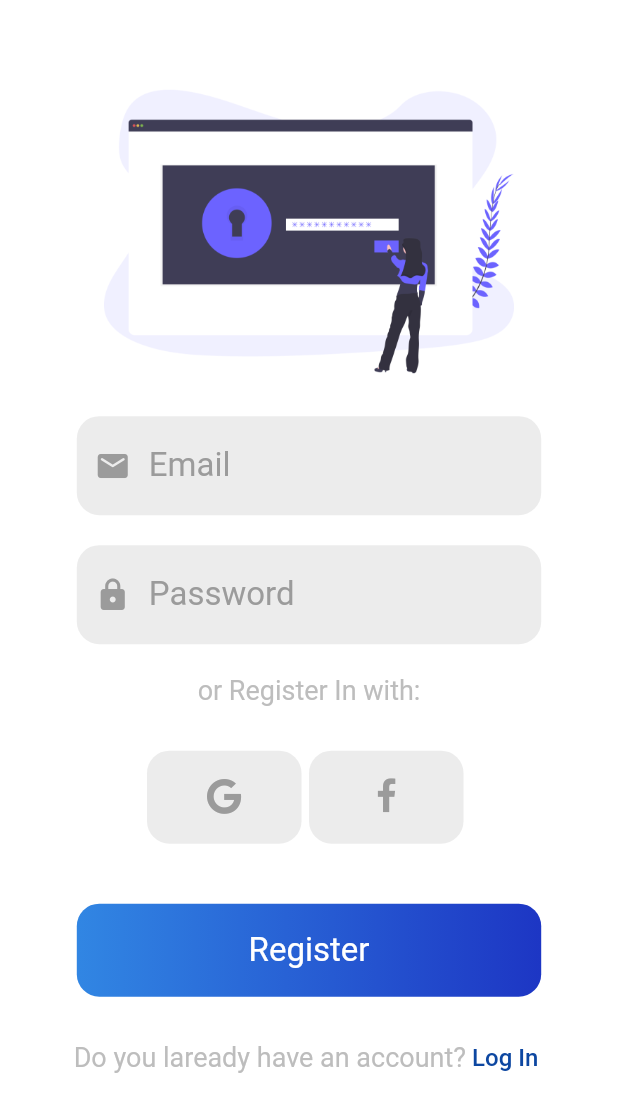
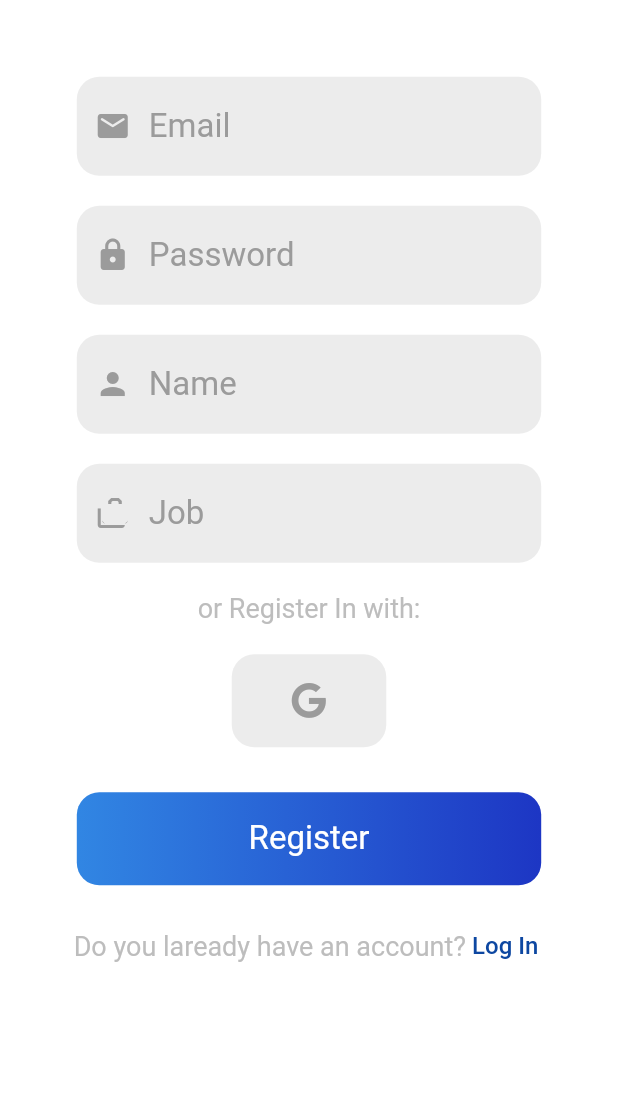
Before and after one commit to FEUP-ESOF-2020-21/open-cx-t6g3-its, a Flutter app: the screen it shows after launch, after a tap on "Sign Up", on a phone screen of 412 x 824 dp. Shown: the top 1112 px of the screen. Run offline on Flutter 3.47's test engine with Material 2 defaults, Android fonts, the phone set to English and light mode, and no system bars; our stand-ins replace cloud_firestore, firebase_auth, firebase_core, google_sign_in; missing offline and left inert: flutter_statusbarcolor; accounts and stored records are empty; network calls fail.

Commit message:
✨ Google auth done

```diff
--- a/whowhat/lib/pages/login.dart
+++ b/whowhat/lib/pages/login.dart
@@ -17,6 +17,22 @@ class _MyLoginState extends State<MyLogin> {
   final AuthService _auth = AuthService();
   final emailController = TextEditingController();
   final passwordController = TextEditingController();
+
+  checkSignIn() async {
+    dynamic result = await _auth.signInWithEmail(
+        emailController.text, passwordController.text);
+    if (result == null) {
+      print("Error signing in");
+    } else {
+      print('signed in');
+      print(result);
+      Navigator.push(
+          context,
+          MaterialPageRoute(
+            builder: (context) => MyMenu(),
+          ));
+    }
+  }
 
   @override
   Widget build(BuildContext context) {
@@ -63,10 +79,7 @@ class _MyLoginState extends State<MyLogin> {
                       )),
                   Padding(
                     padding: EdgeInsets.all(10),
-                      child: Row(
-                        mainAxisAlignment: MainAxisAlignment.center,
-                        children: <Widget>[
-                          Padding(
+                    child: Padding(
                       padding: EdgeInsets.all(5),
                       child: InkWell(
                           child: Container(
@@ -76,46 +89,20 @@ class _MyLoginState extends State<MyLogin> {
                               borderRadius: BorderRadius.circular(15),
                               color: Color(0xFFECECEC),
                             ),
-                                child: Icon(AppIcons.google,
-                                    color: Color(0xFF9B9B9B)),
+                            child:
+                                Icon(AppIcons.google, color: Color(0xFF9B9B9B)),
+                          ),
+                          onTap: () async {
+                            _auth.signInWithGoogle();
+                          }),
                     ),
                   ),
-                          ),
-                          Padding(
-                            padding: EdgeInsets.all(5),
-                            child: InkWell(
-                              child: Container(
-                                height: 62,
-                                width: MediaQuery.of(context).size.width * 0.25,
-                                decoration: BoxDecoration(
-                                  borderRadius: BorderRadius.circular(15),
-                                  color: Color(0xFFECECEC),
-                                ),
-                                child: Icon(AppIcons.facebook,
-                                    color: Color(0xFF9B9B9B)),
-                              ),
-                            ),
-                          ),
-                        ],
-                      )),
                   Padding(
                     padding: EdgeInsets.all(10),
                     child: GradientButton(
                       text: 'Sign In',
                       onPressed: () async {
-                        dynamic result = await _auth.signInWithEmail(
-                            emailController.text, passwordController.text);
-                        if (result == null) {
-                          print("Error signing in");
-                        } else {
-                          print('signed in');
-                          print(result);
-                          Navigator.push(
-                              context,
-                              MaterialPageRoute(
-                                builder: (context) => MyMenu(),
-                              ));
-                        }
+                        checkSignIn();
                       },
                     ),
                   ),
--- a/whowhat/lib/pages/signup.dart
+++ b/whowhat/lib/pages/signup.dart
@@ -18,6 +18,8 @@ class _MySignupState extends State<MySignup> {
 
   final emailController = TextEditingController();
   final passwordController = TextEditingController();
+  final nameController = TextEditingController();
+  final jobController = TextEditingController();
   @override
   Widget build(BuildContext context) {
     return Scaffold(
@@ -31,7 +33,7 @@ class _MySignupState extends State<MySignup> {
               widthFactor: 0.8,
               child: Column(
                 children: <Widget>[
-                  Image(image: AssetImage('assets/images/login.png')),
+                  /*Image(image: AssetImage('assets/images/login.png')),*/
                   Padding(
                     padding: EdgeInsets.all(10),
                     child: TextBox(
@@ -52,6 +54,24 @@ class _MySignupState extends State<MySignup> {
                     ),
                   ),
                   Padding(
+                    padding: EdgeInsets.all(10),
+                    child: TextBox(
+                      icon: Icons.person,
+                      placeholder: 'Name',
+                      controller: nameController,
+                      textInputType: TextInputType.name,
+                    ),
+                  ),
+                  Padding(
+                    padding: EdgeInsets.all(10),
+                    child: TextBox(
+                      icon: Icons.cases,
+                      placeholder: 'Job',
+                      controller: jobController,
+                      textInputType: TextInputType.name,
+                    ),
+                  ),
+                  Padding(
                       padding: EdgeInsets.only(top: 10),
                       child: Text(
                         'or Register In with:',
@@ -62,11 +82,6 @@ class _MySignupState extends State<MySignup> {
                             fontSize: 18),
                       )),
                   Padding(
-                      padding: EdgeInsets.all(10),
-                      child: Row(
-                        mainAxisAlignment: MainAxisAlignment.center,
-                        children: <Widget>[
-                          Padding(
                     padding: EdgeInsets.symmetric(vertical: 20),
                     child: InkWell(
                         child: Container(
@@ -76,35 +91,23 @@ class _MySignupState extends State<MySignup> {
                             borderRadius: BorderRadius.circular(15),
                             color: Color(0xFFECECEC),
                           ),
-                                child: Icon(AppIcons.google,
-                                    color: Color(0xFF9B9B9B)),
+                          child:
+                              Icon(AppIcons.google, color: Color(0xFF9B9B9B)),
                         ),
+                        onTap: () async {
+                          _auth.signInWithGoogle();
+                        }),
                   ),
-                          ),
-                          Padding(
-                            padding: EdgeInsets.all(5),
-                            child: InkWell(
-                              child: Container(
-                                height: 62,
-                                width: MediaQuery.of(context).size.width * 0.25,
-                                decoration: BoxDecoration(
-                                  borderRadius: BorderRadius.circular(15),
-                                  color: Color(0xFFECECEC),
-                                ),
-                                child: Icon(AppIcons.facebook,
-                                    color: Color(0xFF9B9B9B)),
-                              ),
-                            ),
-                          ),
-                        ],
-                      )),
                   Padding(
                     padding: EdgeInsets.all(10),
                     child: GradientButton(
                       text: 'Register',
                       onPressed: () async {
                         dynamic result = await _auth.registerWithEmail(
-                            emailController.text, passwordController.text);
+                            emailController.text,
+                            passwordController.text,
+                            nameController.text,
+                            jobController.text);
                         if (result == null) {
                           print("Error signing in");
                         } else {
```
Also changed, not shown: whowhat/lib/widgets/database/auth.dart (+39 -1 lines). Lines whose indentation alone changed are shown as unchanged.
